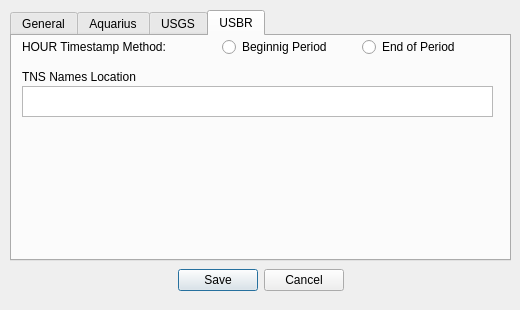
Qt form ui/winOptions.ui (S31F3R/DataDoctor) before a commit.
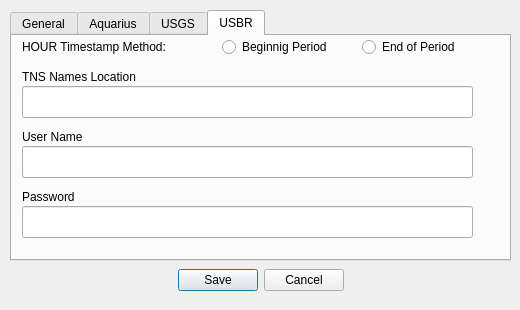
The same form after that commit. The open tabs and pages were chosen to show the change. Icons and pictures are not drawn.

Commit message: Updated to switch Q Text Edit to Q Line Edit control

The edit to the form file:
```diff
--- a/ui/winOptions.ui
+++ b/ui/winOptions.ui
@@ -368,16 +368,6 @@
       <string>TNS Names Location</string>
      </property>
     </widget>
-    <widget class="QTextEdit" name="textTNSNames">
-     <property name="geometry">
-      <rect>
-       <x>10</x>
-       <y>50</y>
-       <width>471</width>
-       <height>31</height>
-      </rect>
-     </property>
-    </widget>
     <widget class="QRadioButton" name="rbBOP">
      <property name="geometry">
       <rect>
@@ -417,6 +407,88 @@
       <string>HOUR Timestamp Method:</string>
      </property>
     </widget>
+    <widget class="QLabel" name="lbOraclePassword">
+     <property name="geometry">
+      <rect>
+       <x>10</x>
+       <y>150</y>
+       <width>81</width>
+       <height>21</height>
+      </rect>
+     </property>
+     <property name="text">
+      <string>Password</string>
+     </property>
+    </widget>
+    <widget class="QLabel" name="lbOracleUserName">
+     <property name="geometry">
+      <rect>
+       <x>10</x>
+       <y>90</y>
+       <width>81</width>
+       <height>21</height>
+      </rect>
+     </property>
+     <property name="text">
+      <string>User Name</string>
+     </property>
+    </widget>
+    <widget class="QLineEdit" name="qleOraclePassword">
+     <property name="geometry">
+      <rect>
+       <x>10</x>
+       <y>170</y>
+       <width>451</width>
+       <height>32</height>
+      </rect>
+     </property>
+    </widget>
+    <widget class="QPushButton" name="btnShowOraclePassword">
+     <property name="geometry">
+      <rect>
+       <x>456</x>
+       <y>170</y>
+       <width>41</width>
+       <height>31</height>
+      </rect>
+     </property>
+     <property name="text">
+      <string/>
+     </property>
+     <property name="icon">
+      <iconset>
+       <normaloff>icons/Visible.png</normaloff>icons/Visible.png</iconset>
+     </property>
+     <property name="iconSize">
+      <size>
+       <width>24</width>
+       <height>24</height>
+      </size>
+     </property>
+     <property name="flat">
+      <bool>true</bool>
+     </property>
+    </widget>
+    <widget class="QLineEdit" name="qleTNSNames">
+     <property name="geometry">
+      <rect>
+       <x>10</x>
+       <y>50</y>
+       <width>451</width>
+       <height>32</height>
+      </rect>
+     </property>
+    </widget>
+    <widget class="QLineEdit" name="qleOracleUser">
+     <property name="geometry">
+      <rect>
+       <x>10</x>
+       <y>110</y>
+       <width>451</width>
+       <height>32</height>
+      </rect>
+     </property>
+    </widget>
    </widget>
   </widget>
  </widget>
```
Left out of the diff: 67 changed lines with no effect on the pictures. The commit also changes 1 other file.
